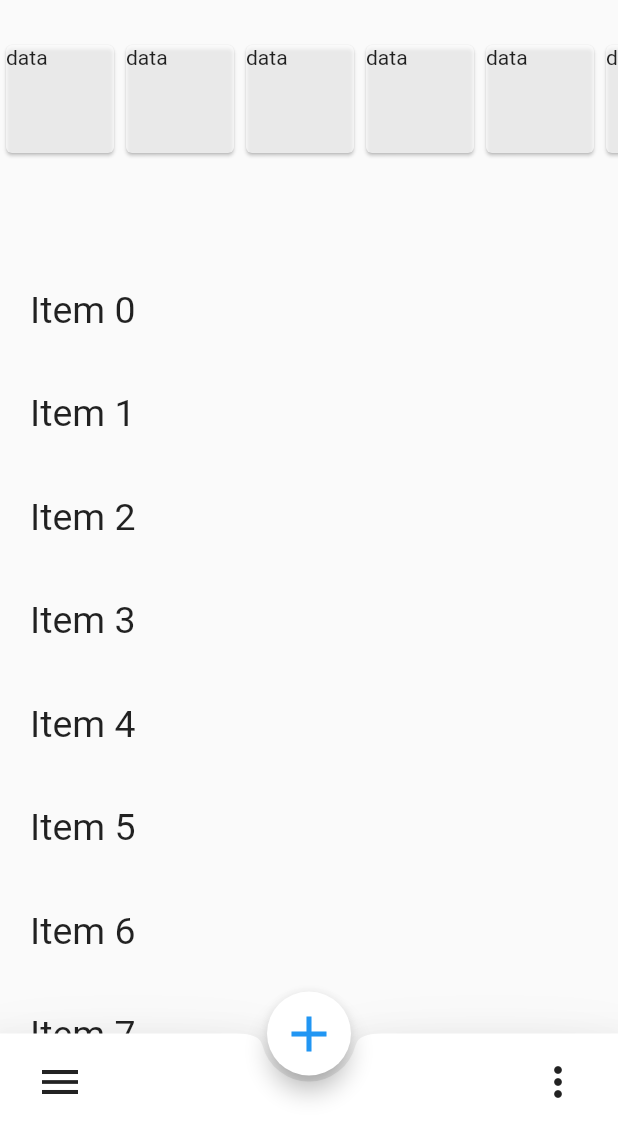
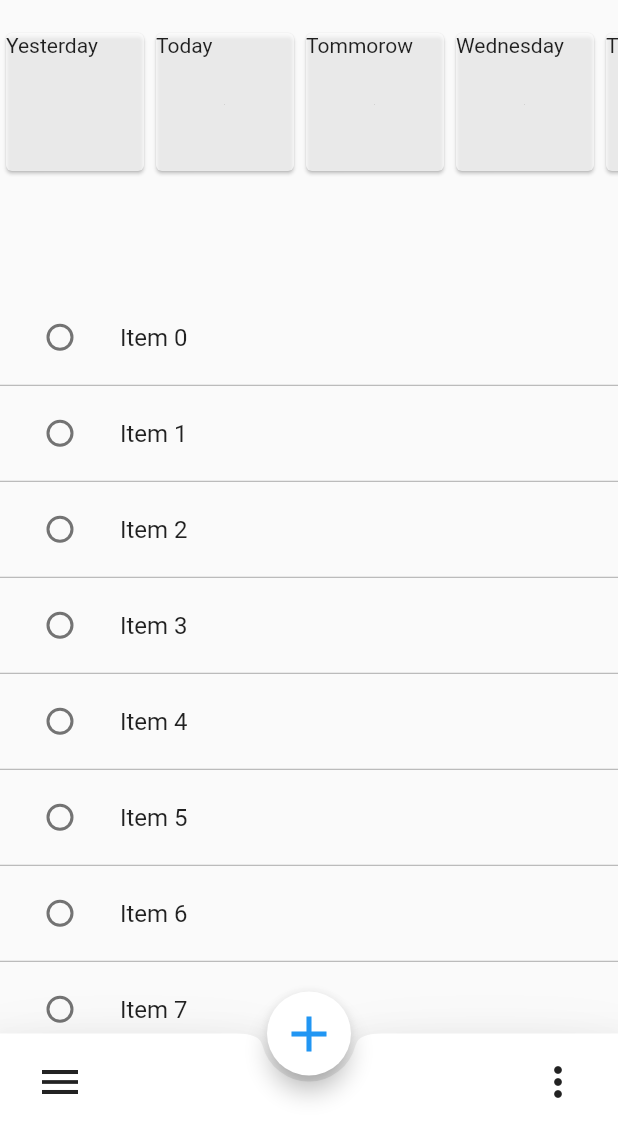
Before and after one commit to MrTeetotum/To-do-List-app, a Flutter app: the screen it shows after launch, on a phone screen of 412 x 824 dp, the part 105-1236 px from its top. Run offline on Flutter 3.47's test engine with Material 2 defaults, Android fonts, the phone set to English and light mode, and no system bars.

Commit message:
Add Dismissible list

```diff
--- a/lib/ui/screens/todo_list.dart
+++ b/lib/ui/screens/todo_list.dart
@@ -1,6 +1,8 @@
 import 'package:flutter/material.dart';
 import '../../main.dart';
 import 'package:todoapp/ui/themeData.dart';
+import 'package:intl/intl.dart';
+import 'package:todoapp/ui/screens/todo_add.dart';
 
 class MyHomePage extends StatefulWidget {
   MyHomePage({Key key, this.title}) : super(key: key);
@@ -44,7 +46,12 @@ class _MyHomePageState extends State<MyHomePage> {
       floatingActionButton: FloatingActionButton(
         backgroundColor: Colors.white,
         foregroundColor: Colors.blue,
-        onPressed: () {},
+        onPressed: () {
+          Navigator.push(
+            context,
+            MaterialPageRoute(builder: (context) => todoAdd()),
+          );
+        },
         tooltip: 'Add a task',
         child: Icon(
           Icons.add,
@@ -66,40 +73,22 @@ class _MyHomePageState extends State<MyHomePage> {
               ),
             ),
             Expanded(
-              flex: 1,
+              flex: 2,
               child: Padding(
-                padding: const EdgeInsets.only(top: 16.0),
+                padding: const EdgeInsets.only(top: 8.0),
                 child: Container(
                   child: getDayList(),
                 ),
               ),
             ),
             Expanded(
-              flex: 3,
-              child: getTodoList(),
+              flex: 5,
+              child: Container(child: getTodoList()),
             ),
           ],
         ),
       ),
     );
-  }
-
-  List _buildList(int count) {
-    List<Widget> listItems = List();
-
-    for (int i = 0; i < count; i++) {
-      listItems.add(
-        Padding(
-          padding: EdgeInsets.all(20.0),
-          child: Text(
-            'Item ${i.toString()}',
-            style: TextStyle(fontSize: 25.0),
-          ),
-        ),
-      );
-    }
-
-    return listItems;
   }
 
   Widget getDayList() {
@@ -109,16 +98,16 @@ class _MyHomePageState extends State<MyHomePage> {
         slivers: <Widget>[
           SliverToBoxAdapter(
             child: Container(
-              height: 80.0,
+              height: 100.0,
               child: ListView.builder(
                 scrollDirection: Axis.horizontal,
                 itemCount: 10,
                 itemBuilder: (context, index) {
                   return Container(
-                    width: 80.0,
+                    width: 100.0,
                     child: Card(
                       color: Colors.white70,
-                      child: Text('data'),
+                      child: Text(getDate(index)),
                     ),
                   );
                 },
@@ -130,26 +119,100 @@ class _MyHomePageState extends State<MyHomePage> {
     );
   }
 
+  String getDate(int index) {
+    var rawTodayDate = DateTime.now();
+
+    var rawDate = rawTodayDate.add(Duration(days: index - 1));
+    var formatedDate = DateFormat.EEEE().format(rawDate);
+
+    if (index == 0) {
+      formatedDate = 'Yesterday';
+    } else if (index == 1) {
+      formatedDate = 'Today';
+    } else if (index == 2) {
+      formatedDate = 'Tommorow';
+    }
+
+    return formatedDate;
+  }
+
   CustomScrollView getTodoList() {
+    int length = 20;
+    var items = List.generate(50, (int index) => index);
+
     return CustomScrollView(
       slivers: <Widget>[
         SliverList(
-          delegate: SliverChildListDelegate(_buildList(50)),
+          delegate: SliverChildListDelegate(
+            List<Dismissible>.generate(
+              length,
+              (int index) {
+                return new Dismissible(
+                  direction: DismissDirection.startToEnd,
+                  key: Key(items.toString()),
+                  onDismissed: (direction) {
+                    print("$index is deleted");
+                    items.removeAt(index);
+                  },
+                  background: Container(
+                    color: Colors.red,
+                  ),
+                  child: Column(
+                    mainAxisAlignment: MainAxisAlignment.start,
+                    children: <Widget>[
+                      ListTile(
+                        leading: Radio(
+                          value: false,
+                          onChanged: (bool newValue) {
+                            setState(() {});
+                          },
+                        ),
+                        title: Text(
+                          'Item ${index.toString()}',
+                          style: TextStyle(fontSize: 16.0),
+                        ),
+                      ),
+                      Divider(
+                        height: 8.0,
+                        color: Color.fromRGBO(150, 150, 150, 0.8),
+                      ),
+                    ],
+                  ),
+                );
+              },
+            ),
+          ),
         ),
       ],
     );
   }
 
-  List _buildDayList(int count) {
-    List<Widget> listItems = List();
+  // List _buildList(int count) {
+  //   List<Widget> listItems = List();
 
-    for (int i = 0; i < count; i++) {
-      listItems.add(new Padding(
-          padding: new EdgeInsets.all(20.0),
-          child: new Text('Item ${i.toString()}',
-              style: new TextStyle(fontSize: 25.0))));
-    }
+  //   for (int i = 0; i < count; i++) {
+  //     listItems.add(Column(
+  //       children: <Widget>[
+  //         ListTile(
+  //           leading: Radio(
+  //             value: false,
+  //             onChanged: (bool newValue) {
+  //               setState(() {});
+  //             },
+  //           ),
+  //           title: Text(
+  //             'Item ${i.toString()}',
+  //             style: TextStyle(fontSize: 16.0),
+  //           ),
+  //         ),
+  //         Divider(
+  //           height: 8.0,
+  //           color: Color.fromRGBO(150, 150, 150, 0.8),
+  //         ),
+  //       ],
+  //     ));
+  //   }
 
-    return listItems;
-  }
+  //   return listItems;
+  // }
 }
--- a/pubspec.yaml
+++ b/pubspec.yaml
@@ -19,6 +19,7 @@ environment:
 dependencies:
   flutter:
     sdk: flutter
+  intl: ^0.16.0
 
   # The following adds the Cupertino Icons font to your application.
   # Use with the CupertinoIcons class for iOS style icons.
```
Also changed, not shown: lib/ui/screens/todo_add.dart (added, +24 -0 lines), pubspec.lock.
